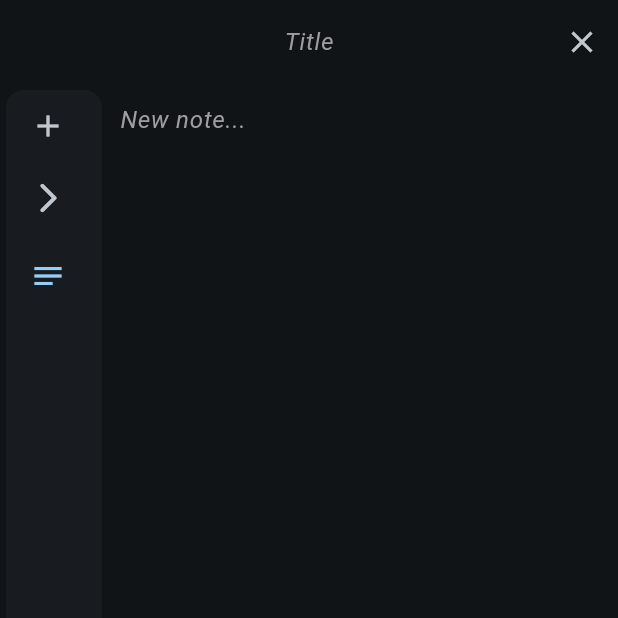
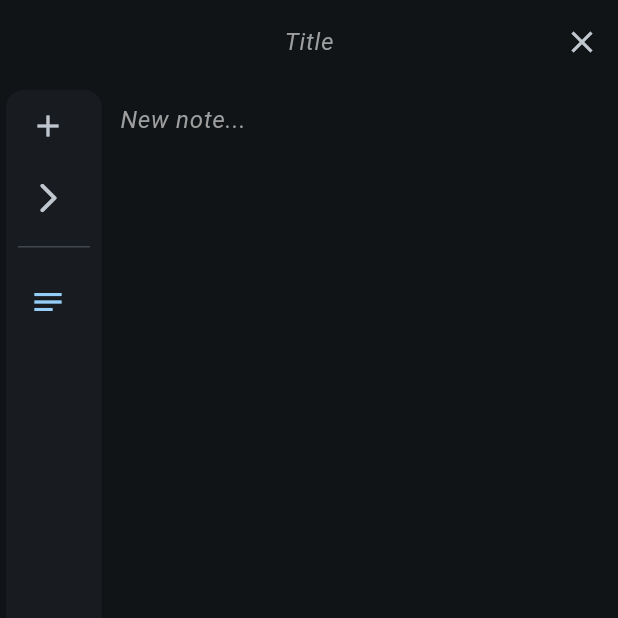
Before and after one commit to Merrit/desktop_notes, a Flutter app: the screen it shows after launch, on a phone screen of 412 x 824 dp, the top half of it. Run offline on Flutter 3.47's test engine with Material 2 defaults, Android fonts, the phone set to English and light mode, and no system bars; our stand-ins replace flutter_bloc, freezed_annotation, hive_flutter, logger, sqflite_common, sqflite_common_ffi; missing offline and left inert: tray_manager, window_manager, window_size; accounts and stored records are empty; generated files the repository leaves out were written again; statements that could not run were skipped.

Commit message:
feat: add divider to list of notes

```diff
--- a/lib/src/notes/src/widgets/scrollable_navigation_rail.dart
+++ b/lib/src/notes/src/widgets/scrollable_navigation_rail.dart
@@ -33,6 +33,19 @@ class _ScrollableNavigationRailState extends State<ScrollableNavigationRail> {
 
   @override
   Widget build(BuildContext context) {
+    final Widget divider = Padding(
+      padding: const EdgeInsets.symmetric(vertical: 8),
+      child: SizedBox(
+        width: expanded ? 256 : 64,
+        child: const Divider(
+          height: 1,
+          thickness: 1,
+          indent: 8,
+          endIndent: 8,
+        ),
+      ),
+    );
+
     return Card(
       child: Column(
         crossAxisAlignment: CrossAxisAlignment.start,
@@ -62,6 +75,7 @@ class _ScrollableNavigationRailState extends State<ScrollableNavigationRail> {
               );
             },
           ),
+          divider,
           Expanded(
             child: LayoutBuilder(
               builder: (BuildContext context, BoxConstraints constraints) {
```
